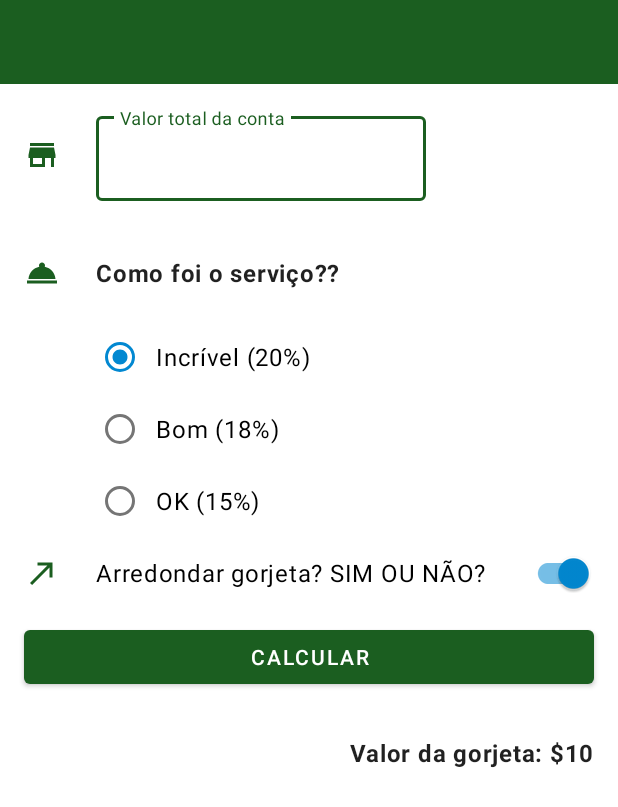
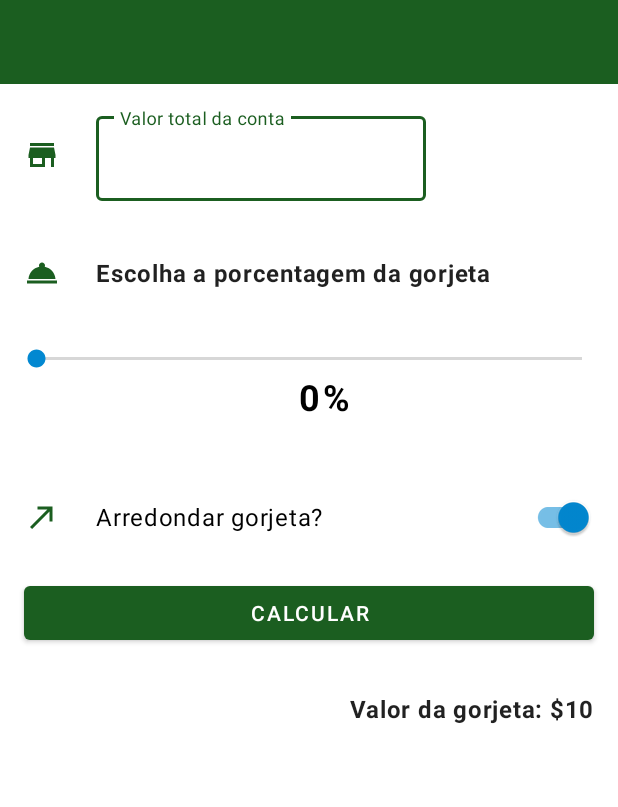
Before and after one commit to William-Sobrinho-Geraldo/Calculador-Gorjetas, an Android app: the layout activity_main.xml on its own in the app's theme, with its tools: preview values and no code run, on a phone screen of 412 x 824 dp. Shown: the top 807 px of the screen. Run offline under Robolectric (Android 15) with nearby library versions, the light colour scheme and no system bars.

Commit message:
Adicionando seekBar para definir melhor a porcentagem da gorjeta

```diff
--- a/Calculador-Gorjetas/app/src/main/java/com/example/CalculadorGorjeta/MainActivity.kt
+++ b/Calculador-Gorjetas/app/src/main/java/com/example/CalculadorGorjeta/MainActivity.kt
@@ -3,9 +3,12 @@ package com.example.CalculadorGorjeta
 import android.content.Context
 import android.graphics.Color
 import android.os.Bundle
+import android.util.Log
 import android.view.KeyEvent
 import android.view.View
 import android.view.inputmethod.InputMethodManager
+import android.widget.SeekBar
+import android.widget.TextView
 import androidx.annotation.ColorRes
 import androidx.appcompat.app.AppCompatActivity
 import com.example.CalculadorGorjeta.databinding.ActivityMainBinding
@@ -19,6 +22,10 @@ import kotlin.math.roundToInt
  *  ===============================================================================================
  */
 class MainActivity : AppCompatActivity() {
+
+    private val TAG = "Testes de log"
+    private lateinit var seekbar : SeekBar
+    private lateinit var seekBarPercentage : TextView
 
     // Criando binding para facilitar a identificação das views
     private lateinit var binding: ActivityMainBinding
@@ -34,12 +41,26 @@ class MainActivity : AppCompatActivity() {
         //Criando nossa própria toolbar
         toolbar = findViewById(R.id.toolbars)
         setSupportActionBar(toolbar)
-
         toolbar.setTitleTextColor(Color.WHITE)
 
+        // Sincronizando a seekBar
+        seekbar = binding.seekBar
+        seekBarPercentage = binding.seekBarPercentage
+        seekbar.setOnSeekBarChangeListener(object : SeekBar.OnSeekBarChangeListener{
+            override fun onProgressChanged(seekBar: SeekBar?, progress: Int, fromUser: Boolean) {
+                seekBarPercentage.text = progress.toString()
+                Log.i(TAG, "a porcentagem atual é ${seekBarPercentage.text}")
+            }
+            override fun onStartTrackingTouch(seekBar: SeekBar?) {  }
+            override fun onStopTrackingTouch(seekBar: SeekBar?) {
+                seekBarPercentage.let {
+                    seekBarPercentage.text = seekBar?.progress.toString()
+                }
+            }
+        })
 
         // chamando a função calculateTip ao clicar no botão calculateButon
-        binding.calculateButton.setOnClickListener { calculateTip() }
+        binding.calculateButton.setOnClickListener { calculateTip(percentage = seekBarPercentage.text.toString().toDouble() )}
 
         // Escondendo o teclado ao pressionar a tecla ENTER do teclado
         binding.costOfServiceEditText.setOnKeyListener { view, keyCode, _ ->
@@ -53,10 +74,11 @@ class MainActivity : AppCompatActivity() {
     /** ================================
         FUNÇÃO PARA CALCULAR A GORJETA
         ================================ */
-    private fun calculateTip() {
+    private fun calculateTip( percentage : Double = 0.0 ) {
         // Recebendo o valor do EditText
-        val stringInTextField = binding.costOfServiceEditText.text.toString()
+        val stringInTextField = binding.costOfServiceEditText.text.toString() //valor da conta
         val cost = stringInTextField.toDoubleOrNull()
+
 
         // Validando se o custo é nulo ou zero.
         if (cost == null || cost == 0.0) {
@@ -65,11 +87,12 @@ class MainActivity : AppCompatActivity() {
         }
 
         // Recebendo a porcentagem de acordo com o que foi escolhido no RadioButton
-        val tipPercentage = when (binding.tipOptions.checkedRadioButtonId) {
-            R.id.option_twenty_percent -> 0.20
-            R.id.option_eighteen_percent -> 0.18
-            else -> 0.15
-        }
+        val tipPercentage = percentage / 100
+//            when (binding.tipOptions.checkedRadioButtonId) {
+//            R.id.option_twenty_percent -> 0.20
+//            R.id.option_eighteen_percent -> 0.18
+//            else -> 0.15
+//        }
 
         // Calculando a gorjeta
         var tip = tipPercentage * cost
@@ -95,6 +118,7 @@ class MainActivity : AppCompatActivity() {
         binding.tipResult.text = getString(R.string.tip_amount, formattedTip)
     }
 
+
     /**==========================================================
      * FUNÇÃO para esconder o teclado ao pressionar a tecla ENTER.
        ==========================================================*/
@@ -104,7 +128,7 @@ class MainActivity : AppCompatActivity() {
                 getSystemService(Context.INPUT_METHOD_SERVICE) as InputMethodManager
             inputMethodManager.hideSoftInputFromWindow(view.windowToken, 0)
             //Chamando a função de cálculo ao pressionar ENTER no teclado
-            calculateTip()
+            calculateTip(percentage = seekBarPercentage.text.toString().toDouble())
             return true
         }
         return false
--- a/Calculador-Gorjetas/app/src/main/res/layout/activity_main.xml
+++ b/Calculador-Gorjetas/app/src/main/res/layout/activity_main.xml
@@ -10,8 +10,7 @@
 
     <androidx.constraintlayout.widget.ConstraintLayout
         android:layout_width="match_parent"
-        android:layout_height="wrap_content"
-        >
+        android:layout_height="wrap_content">
 
         <!--
         <androidx.appcompat.widget.Toolbar
@@ -26,14 +25,14 @@
 -->
         <include
             android:id="@+id/toolbar"
-            layout="@layout/toolbar"/>
+            layout="@layout/toolbar" />
 
         <ImageView
             android:id="@+id/icon_cost_of_service"
             android:layout_width="wrap_content"
             android:layout_height="wrap_content"
+            android:layout_marginHorizontal="16dp"
             android:importantForAccessibility="no"
-            android:layout_marginHorizontal="16dp"
             app:layout_constraintBottom_toBottomOf="@id/cost_of_service"
             app:layout_constraintStart_toStartOf="parent"
             app:layout_constraintTop_toTopOf="@id/cost_of_service"
@@ -44,8 +43,8 @@
             android:layout_width="220dp"
             android:layout_height="wrap_content"
             android:layout_marginStart="24dp"
+            android:layout_marginTop="16dp"
             android:hint="@string/cost_of_service"
-            android:layout_marginTop="16dp"
             app:layout_constraintStart_toEndOf="@id/icon_cost_of_service"
             app:layout_constraintTop_toBottomOf="@+id/toolbar">
 
@@ -61,8 +60,8 @@
             android:id="@+id/icon_service_question"
             android:layout_width="wrap_content"
             android:layout_height="wrap_content"
+            android:layout_marginStart="16dp"
             android:importantForAccessibility="no"
-            android:layout_marginStart="16dp"
             app:layout_constraintBottom_toBottomOf="@id/service_question"
             app:layout_constraintStart_toStartOf="parent"
             app:layout_constraintTop_toTopOf="@id/service_question"
@@ -71,6 +70,7 @@
         <TextView
             android:id="@+id/service_question"
             style="@style/Widget.TipTime.TextView"
+            android:textSize="16sp"
             android:layout_width="wrap_content"
             android:layout_height="wrap_content"
             android:layout_marginTop="16dp"
@@ -78,41 +78,13 @@
             app:layout_constraintStart_toStartOf="@id/cost_of_service"
             app:layout_constraintTop_toBottomOf="@id/cost_of_service" />
 
-        <RadioGroup
-            android:id="@+id/tip_options"
-            android:layout_width="wrap_content"
-            android:layout_height="wrap_content"
-            android:checkedButton="@id/option_twenty_percent"
-            android:orientation="vertical"
-            app:layout_constraintStart_toStartOf="@id/service_question"
-            app:layout_constraintTop_toBottomOf="@id/service_question">
-
-            <RadioButton
-                android:id="@+id/option_twenty_percent"
-                android:layout_width="wrap_content"
-                android:layout_height="wrap_content"
-                android:text="@string/amazing_service" />
-
-            <RadioButton
-                android:id="@+id/option_eighteen_percent"
-                android:layout_width="wrap_content"
-                android:layout_height="wrap_content"
-                android:text="@string/good_service" />
-
-            <RadioButton
-                android:id="@+id/option_fifteen_percent"
-                android:layout_width="wrap_content"
-                android:layout_height="wrap_content"
-                android:text="@string/ok_service" />
-
-        </RadioGroup>
 
         <ImageView
             android:id="@+id/icon_round_up"
             android:layout_width="wrap_content"
             android:layout_height="wrap_content"
+            android:layout_marginStart="16dp"
             android:importantForAccessibility="no"
-            android:layout_marginStart="16dp"
             app:layout_constraintBottom_toBottomOf="@id/round_up_switch"
             app:layout_constraintStart_toStartOf="parent"
             app:layout_constraintTop_toTopOf="@id/round_up_switch"
@@ -122,20 +94,22 @@
             android:id="@+id/round_up_switch"
             android:layout_width="0dp"
             android:layout_height="wrap_content"
+            android:layout_marginEnd="16dp"
+            android:layout_marginTop="40dp"
             android:checked="true"
-            android:layout_marginEnd="16dp"
             android:text="@string/round_up_tip"
             app:layout_constraintEnd_toEndOf="parent"
-            app:layout_constraintStart_toStartOf="@id/tip_options"
-            app:layout_constraintTop_toBottomOf="@id/tip_options" />
+            app:layout_constraintHorizontal_bias="0.0"
+            app:layout_constraintStart_toStartOf="@+id/service_question"
+            app:layout_constraintTop_toBottomOf="@+id/seekBar_percentage" />
 
         <Button
             android:id="@+id/calculate_button"
             android:layout_width="0dp"
             android:layout_height="wrap_content"
-            android:layout_marginTop="8dp"
+            android:layout_marginHorizontal="16dp"
+            android:layout_marginTop="16dp"
             android:text="@string/calculate"
-            android:layout_marginHorizontal="16dp"
             app:layout_constraintEnd_toEndOf="parent"
             app:layout_constraintStart_toStartOf="parent"
             app:layout_constraintTop_toBottomOf="@id/round_up_switch" />
@@ -145,10 +119,52 @@
             style="@style/Widget.TipTime.TextView"
             android:layout_width="wrap_content"
             android:layout_height="wrap_content"
+            android:textSize="16sp"
             android:layout_marginTop="8dp"
             android:layout_marginEnd="16dp"
             app:layout_constraintEnd_toEndOf="parent"
             app:layout_constraintTop_toBottomOf="@id/calculate_button"
             tools:text="Valor da gorjeta: $10" />
+
+        <SeekBar
+            android:id="@+id/seekBar"
+            android:layout_width="match_parent"
+            android:layout_height="wrap_content"
+            android:layout_marginHorizontal="8dp"
+            android:layout_marginTop="16dp"
+            android:max="100"
+            android:min="0"
+            app:layout_constraintEnd_toEndOf="parent"
+            app:layout_constraintHorizontal_bias="1.0"
+            app:layout_constraintStart_toStartOf="parent"
+            app:layout_constraintTop_toBottomOf="@+id/service_question" />
+
+        <TextView
+            android:id="@+id/seekBar_percentage"
+            style="Widget.TipTime.TextView.noDimensions"
+            android:layout_width="wrap_content"
+            android:layout_height="wrap_content"
+            android:textColor="@color/black"
+            android:text="0"
+            android:textSize="24sp"
+            android:textStyle="bold"
+            app:layout_constraintEnd_toEndOf="@+id/seekBar"
+            app:layout_constraintStart_toStartOf="@+id/seekBar"
+            app:layout_constraintTop_toBottomOf="@id/seekBar" />
+
+        <TextView
+            style="Widget.TipTime.TextView.noDimensions"
+            android:layout_width="wrap_content"
+            android:layout_height="wrap_content"
+            android:layout_marginStart="2dp"
+            android:text="%"
+            android:textColor="@color/black"
+            android:textSize="24sp"
+            android:textStyle="bold"
+            app:layout_constraintStart_toEndOf="@id/seekBar_percentage"
+            app:layout_constraintTop_toTopOf="@id/seekBar_percentage"
+
+            />
+
     </androidx.constraintlayout.widget.ConstraintLayout>
 </ScrollView>
--- a/Calculador-Gorjetas/app/src/main/res/values/strings.xml
+++ b/Calculador-Gorjetas/app/src/main/res/values/strings.xml
@@ -5,7 +5,7 @@
 
     <string name="cost_of_service">Valor total da conta</string>
 
-    <string name="how_was_the_service">Como foi o serviço??</string>
+    <string name="how_was_the_service">Escolha a porcentagem da gorjeta</string>
 
     <string name="amazing_service">Incrível (20%)</string>
 
@@ -13,7 +13,7 @@
 
     <string name="ok_service">OK (15%)</string>
 
-    <string name="round_up_tip">Arredondar gorjeta? SIM OU NÃO?</string>
+    <string name="round_up_tip">Arredondar gorjeta?</string>
 
     <string name="calculate">Calcular</string>
 
--- a/Calculador-Gorjetas/app/src/main/res/values/styles.xml
+++ b/Calculador-Gorjetas/app/src/main/res/values/styles.xml
@@ -4,6 +4,10 @@
     <style name="Widget.TipTime.TextView" parent="Widget.MaterialComponents.TextView">
         <item name="android:minHeight">64dp</item>
         <item name="android:gravity">center_vertical</item>
+        <item name="android:textStyle">bold</item>
+        <item name="android:textAppearance">?attr/textAppearanceBody1</item>
+    </style>
+    <style name="Widget.TipTime.TextView.noDimensions" parent="Widget.MaterialComponents.TextView">
         <item name="android:textStyle">bold</item>
         <item name="android:textAppearance">?attr/textAppearanceBody1</item>
     </style>
```
